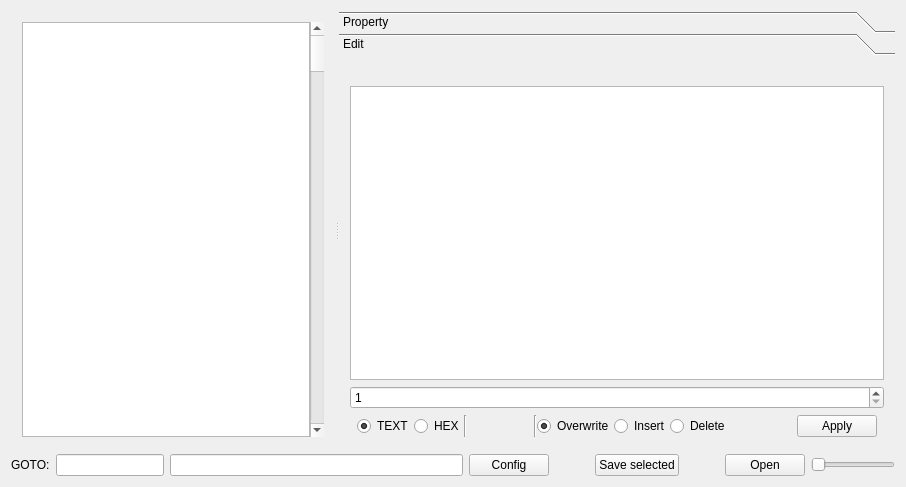
The window that mainwindow.ui (chipmunk-sm/HexEditor) describes before a commit, drawn with Qt 5.
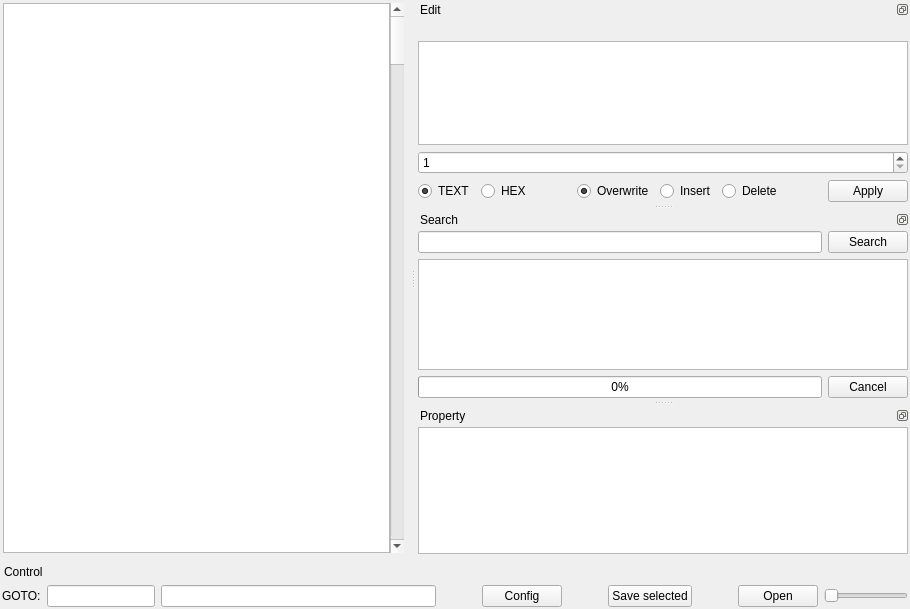
The same window after the commit. Custom widgets are drawn as their Qt base class.

Commit message: + change layout; + search features

Diff of the .ui file:
```diff
--- a/mainwindow.ui
+++ b/mainwindow.ui
@@ -6,8 +6,8 @@
    <rect>
     <x>0</x>
     <y>0</y>
-    <width>906</width>
-    <height>487</height>
+    <width>910</width>
+    <height>609</height>
    </rect>
   </property>
   <property name="windowTitle">
@@ -20,23 +20,22 @@
      <verstretch>0</verstretch>
     </sizepolicy>
    </property>
-   <layout class="QVBoxLayout" name="verticalLayout">
-    <item>
-     <widget class="QSplitter" name="splitter">
-      <property name="sizePolicy">
-       <sizepolicy hsizetype="Expanding" vsizetype="Expanding">
-        <horstretch>0</horstretch>
-        <verstretch>0</verstretch>
-       </sizepolicy>
-      </property>
-      <property name="orientation">
-       <enum>Qt::Horizontal</enum>
-      </property>
-      <widget class="QWidget" name="horizontalLayoutWidget">
-       <layout class="QHBoxLayout" name="horizontalLayout_2">
+   <layout class="QHBoxLayout" name="horizontalLayout_6">
         <property name="spacing">
          <number>0</number>
         </property>
+    <property name="leftMargin">
+     <number>3</number>
+    </property>
+    <property name="topMargin">
+     <number>3</number>
+    </property>
+    <property name="rightMargin">
+     <number>6</number>
+    </property>
+    <property name="bottomMargin">
+     <number>3</number>
+    </property>
         <item>
          <widget class="CHexViewCustom" name="hexView">
           <property name="contextMenuPolicy">
@@ -77,74 +76,38 @@
         </item>
        </layout>
       </widget>
-      <widget class="QToolBox" name="toolBox">
-       <property name="currentIndex">
-        <number>1</number>
-       </property>
-       <property name="tabSpacing">
-        <number>0</number>
-       </property>
-       <widget class="QWidget" name="page_propertyView">
-        <property name="geometry">
-         <rect>
-          <x>0</x>
-          <y>0</y>
-          <width>602</width>
-          <height>359</height>
-         </rect>
-        </property>
-        <attribute name="label">
-         <string>Property</string>
-        </attribute>
-        <layout class="QVBoxLayout" name="verticalLayout_2">
-         <property name="spacing">
-          <number>0</number>
-         </property>
-         <property name="leftMargin">
-          <number>0</number>
-         </property>
-         <property name="topMargin">
-          <number>0</number>
-         </property>
-         <property name="rightMargin">
-          <number>0</number>
-         </property>
-         <property name="bottomMargin">
-          <number>0</number>
-         </property>
-         <item>
-          <widget class="QTreeView" name="propertyView">
-           <property name="sizePolicy">
-            <sizepolicy hsizetype="Expanding" vsizetype="Expanding">
-             <horstretch>0</horstretch>
-             <verstretch>0</verstretch>
-            </sizepolicy>
-           </property>
-           <property name="editTriggers">
-            <set>QAbstractItemView::AllEditTriggers</set>
-           </property>
-           <property name="showDropIndicator" stdset="0">
-            <bool>false</bool>
-           </property>
-          </widget>
-         </item>
-        </layout>
-       </widget>
-       <widget class="QWidget" name="page_edit">
-        <property name="geometry">
-         <rect>
-          <x>0</x>
-          <y>0</y>
-          <width>602</width>
-          <height>359</height>
-         </rect>
-        </property>
-        <attribute name="label">
+  <widget class="QDockWidget" name="dockWidget_page_edit">
+   <property name="features">
+    <set>QDockWidget::DockWidgetFloatable|QDockWidget::DockWidgetMovable</set>
+   </property>
+   <property name="allowedAreas">
+    <set>Qt::LeftDockWidgetArea|Qt::RightDockWidgetArea|Qt::TopDockWidgetArea</set>
+   </property>
+   <property name="windowTitle">
          <string>Edit</string>
-        </attribute>
-        <layout class="QVBoxLayout" name="verticalLayout_3">
+   </property>
+   <attribute name="dockWidgetArea">
+    <number>2</number>
+   </attribute>
+   <widget class="QWidget" name="dockWidgetContents_edit">
+    <layout class="QVBoxLayout" name="verticalLayout">
+     <property name="leftMargin">
+      <number>2</number>
+     </property>
+     <property name="topMargin">
+      <number>2</number>
+     </property>
+     <property name="rightMargin">
+      <number>2</number>
+     </property>
+     <property name="bottomMargin">
+      <number>2</number>
+     </property>
          <item>
           <widget class="QLabel" name="label_operationInfo">
+       <property name="frameShape">
+        <enum>QFrame::NoFrame</enum>
+       </property>
            <property name="text">
             <string/>
            </property>
@@ -165,15 +128,6 @@
          </item>
          <item>
           <layout class="QHBoxLayout" name="horizontalLayout_3">
-           <property name="spacing">
-            <number>0</number>
-           </property>
-           <property name="leftMargin">
-            <number>7</number>
-           </property>
-           <property name="rightMargin">
-            <number>7</number>
-           </property>
            <item>
             <widget class="QRadioButton" name="radioButton_TEXT">
              <property name="sizePolicy">
@@ -209,13 +163,6 @@
              </attribute>
             </widget>
            </item>
-           <item>
-            <widget class="Line" name="line">
-             <property name="orientation">
-              <enum>Qt::Vertical</enum>
-             </property>
-            </widget>
-           </item>
            <item>
             <spacer name="horizontalSpacer_3">
              <property name="orientation">
@@ -229,13 +176,6 @@
              </property>
             </spacer>
            </item>
-           <item>
-            <widget class="Line" name="line_2">
-             <property name="orientation">
-              <enum>Qt::Vertical</enum>
-             </property>
-            </widget>
-           </item>
            <item>
             <widget class="QRadioButton" name="radioButton_overwrite">
              <property name="text">
@@ -309,12 +249,174 @@
         </layout>
        </widget>
       </widget>
-     </widget>
-    </item>
+  <widget class="QDockWidget" name="dockWidget_search">
+   <property name="features">
+    <set>QDockWidget::DockWidgetFloatable|QDockWidget::DockWidgetMovable</set>
+   </property>
+   <property name="allowedAreas">
+    <set>Qt::LeftDockWidgetArea|Qt::RightDockWidgetArea|Qt::TopDockWidgetArea</set>
+   </property>
+   <property name="windowTitle">
+    <string>Search</string>
+   </property>
+   <attribute name="dockWidgetArea">
+    <number>2</number>
+   </attribute>
+   <widget class="QWidget" name="dockWidgetContents_3">
+    <layout class="QVBoxLayout" name="verticalLayout_2">
+     <property name="leftMargin">
+      <number>2</number>
+     </property>
+     <property name="topMargin">
+      <number>2</number>
+     </property>
+     <property name="rightMargin">
+      <number>2</number>
+     </property>
+     <property name="bottomMargin">
+      <number>2</number>
+     </property>
+     <item>
+      <layout class="QHBoxLayout" name="horizontalLayout_4">
+       <item>
+        <widget class="QLineEdit" name="lineEdit_searchtext"/>
+       </item>
+       <item>
+        <widget class="QPushButton" name="pushButton_search">
+         <property name="text">
+          <string>Search</string>
+         </property>
+        </widget>
+       </item>
+      </layout>
+     </item>
     <item>
+      <widget class="QTreeView" name="treeView_searchResult">
+       <property name="editTriggers">
+        <set>QAbstractItemView::NoEditTriggers</set>
+       </property>
+       <property name="showDropIndicator" stdset="0">
+        <bool>false</bool>
+       </property>
+      </widget>
+     </item>
+     <item>
+      <layout class="QHBoxLayout" name="horizontalLayout_5">
+       <item>
+        <widget class="QProgressBar" name="progressBar_search">
+         <property name="value">
+          <number>0</number>
+         </property>
+        </widget>
+       </item>
+       <item>
+        <widget class="QPushButton" name="pushButton_abortSearch">
+         <property name="text">
+          <string>Cancel</string>
+         </property>
+        </widget>
+       </item>
+      </layout>
+     </item>
+    </layout>
+   </widget>
+  </widget>
+  <widget class="QDockWidget" name="dockWidget_propertyView">
+   <property name="features">
+    <set>QDockWidget::DockWidgetFloatable|QDockWidget::DockWidgetMovable</set>
+   </property>
+   <property name="allowedAreas">
+    <set>Qt::LeftDockWidgetArea|Qt::RightDockWidgetArea|Qt::TopDockWidgetArea</set>
+   </property>
+   <property name="windowTitle">
+    <string>Property</string>
+   </property>
+   <attribute name="dockWidgetArea">
+    <number>2</number>
+   </attribute>
+   <widget class="QWidget" name="dockWidgetContents">
+    <layout class="QVBoxLayout" name="verticalLayout_4">
+     <property name="leftMargin">
+      <number>2</number>
+     </property>
+     <property name="topMargin">
+      <number>2</number>
+     </property>
+     <property name="rightMargin">
+      <number>2</number>
+     </property>
+     <property name="bottomMargin">
+      <number>2</number>
+     </property>
+     <item>
+      <widget class="QTreeView" name="propertyView">
+       <property name="sizePolicy">
+        <sizepolicy hsizetype="Expanding" vsizetype="Expanding">
+         <horstretch>0</horstretch>
+         <verstretch>0</verstretch>
+        </sizepolicy>
+       </property>
+       <property name="editTriggers">
+        <set>QAbstractItemView::AllEditTriggers</set>
+       </property>
+       <property name="showDropIndicator" stdset="0">
+        <bool>false</bool>
+       </property>
+      </widget>
+     </item>
+    </layout>
+   </widget>
+  </widget>
+  <widget class="QDockWidget" name="dockWidget_control">
+   <property name="sizePolicy">
+    <sizepolicy hsizetype="Preferred" vsizetype="Fixed">
+     <horstretch>0</horstretch>
+     <verstretch>0</verstretch>
+    </sizepolicy>
+   </property>
+   <property name="features">
+    <set>QDockWidget::NoDockWidgetFeatures</set>
+   </property>
+   <property name="allowedAreas">
+    <set>Qt::NoDockWidgetArea</set>
+   </property>
+   <property name="windowTitle">
+    <string>Control</string>
+   </property>
+   <attribute name="dockWidgetArea">
+    <number>8</number>
+   </attribute>
+   <widget class="QWidget" name="dockWidgetContents_control">
+    <property name="sizePolicy">
+     <sizepolicy hsizetype="Preferred" vsizetype="Fixed">
+      <horstretch>0</horstretch>
+      <verstretch>0</verstretch>
+     </sizepolicy>
+    </property>
      <layout class="QHBoxLayout" name="horizontalLayout">
+     <property name="spacing">
+      <number>6</number>
+     </property>
+     <property name="leftMargin">
+      <number>2</number>
+     </property>
+     <property name="topMargin">
+      <number>4</number>
+     </property>
+     <property name="rightMargin">
+      <number>2</number>
+     </property>
+     <property name="bottomMargin">
+      <number>2</number>
+     </property>
       <item>
        <widget class="QLabel" name="label">
+       <property name="sizePolicy">
+        <sizepolicy hsizetype="Preferred" vsizetype="Fixed">
+         <horstretch>0</horstretch>
+         <verstretch>0</verstretch>
+        </sizepolicy>
+       </property>
         <property name="text">
          <string>GOTO:</string>
         </property>
@@ -346,10 +448,26 @@
         </property>
        </widget>
       </item>
+     <item>
+      <spacer name="horizontalSpacer_5">
+       <property name="orientation">
+        <enum>Qt::Horizontal</enum>
+       </property>
+       <property name="sizeType">
+        <enum>QSizePolicy::Fixed</enum>
+       </property>
+       <property name="sizeHint" stdset="0">
+        <size>
+         <width>40</width>
+         <height>20</height>
+        </size>
+       </property>
+      </spacer>
+     </item>
       <item>
        <widget class="QPushButton" name="pushButton_config">
         <property name="sizePolicy">
-         <sizepolicy hsizetype="Fixed" vsizetype="Minimum">
+        <sizepolicy hsizetype="Fixed" vsizetype="Fixed">
           <horstretch>0</horstretch>
           <verstretch>0</verstretch>
          </sizepolicy>
@@ -378,7 +496,7 @@
       <item>
        <widget class="QPushButton" name="pushButton_SaveSelected">
         <property name="sizePolicy">
-         <sizepolicy hsizetype="Fixed" vsizetype="Minimum">
+        <sizepolicy hsizetype="Fixed" vsizetype="Fixed">
           <horstretch>0</horstretch>
           <verstretch>0</verstretch>
          </sizepolicy>
@@ -407,7 +525,7 @@
       <item>
        <widget class="QPushButton" name="pushButtonOpen">
         <property name="sizePolicy">
-         <sizepolicy hsizetype="Fixed" vsizetype="Minimum">
+        <sizepolicy hsizetype="Fixed" vsizetype="Fixed">
           <horstretch>0</horstretch>
           <verstretch>0</verstretch>
          </sizepolicy>
@@ -420,7 +538,7 @@
       <item>
        <widget class="QSlider" name="horizontalSlider_Zoom">
         <property name="sizePolicy">
-         <sizepolicy hsizetype="Fixed" vsizetype="Minimum">
+        <sizepolicy hsizetype="Fixed" vsizetype="Fixed">
           <horstretch>0</horstretch>
           <verstretch>0</verstretch>
          </sizepolicy>
@@ -431,8 +549,7 @@
        </widget>
       </item>
      </layout>
-    </item>
-   </layout>
+   </widget>
   </widget>
  </widget>
  <layoutdefault spacing="6" margin="11"/>
```
Left out of the diff: 2 changed lines with no effect on the pictures. Lines whose indentation alone changed are shown as unchanged. The commit also changes 12 other files.
